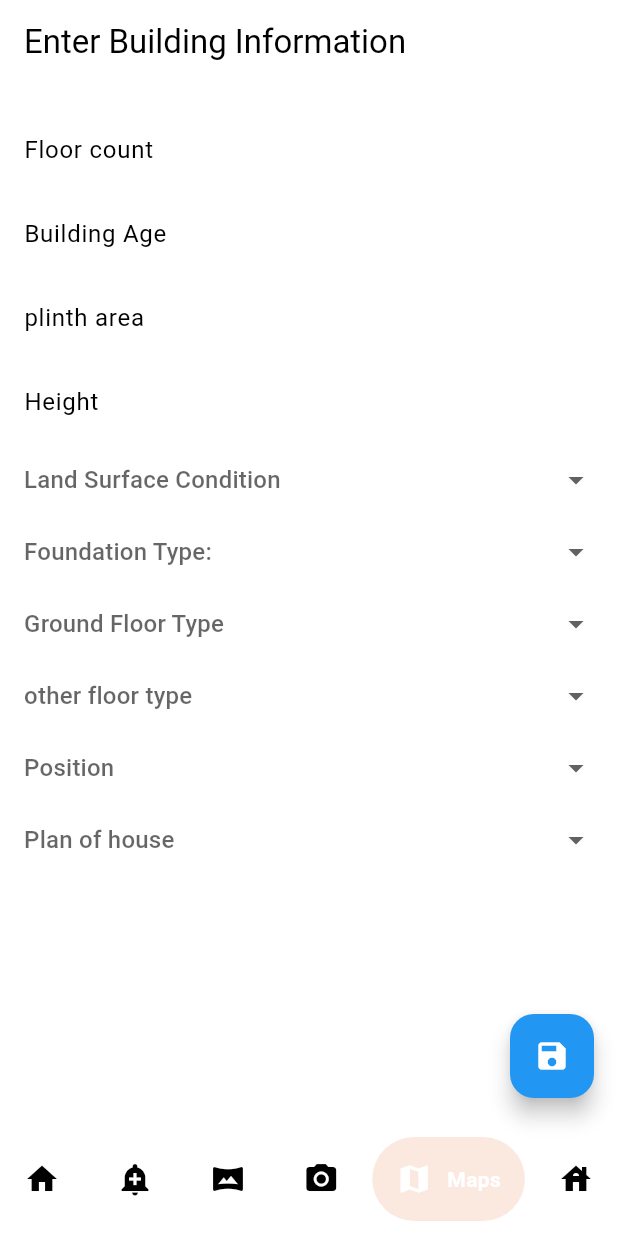
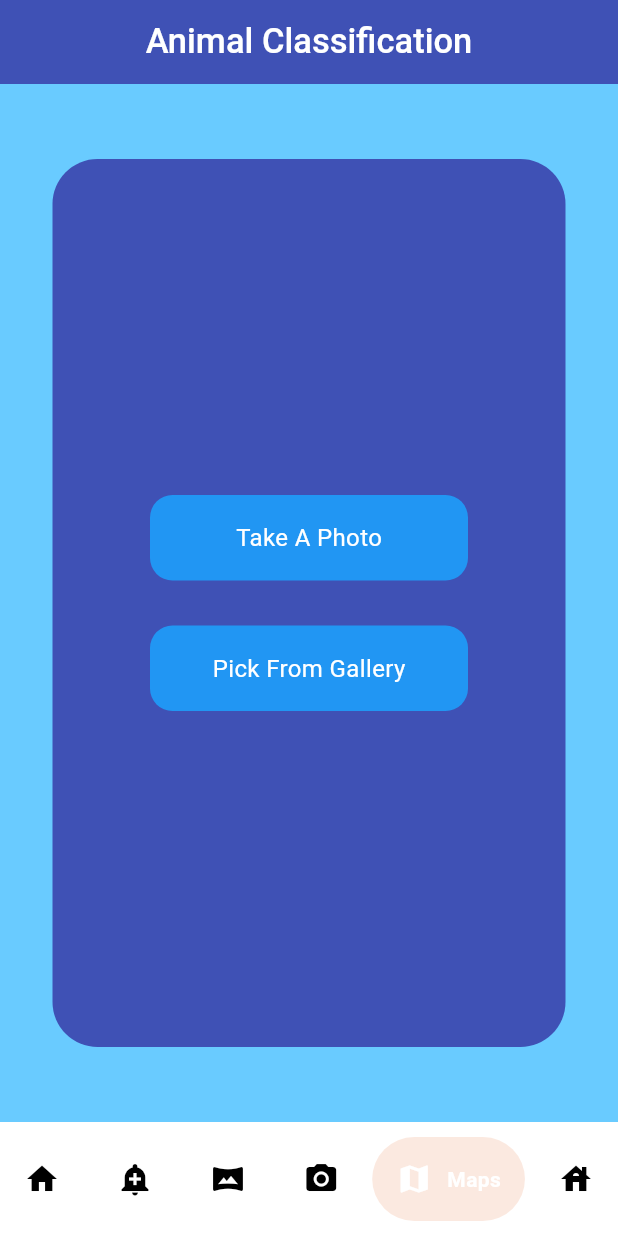
Before and after one commit to ahmetbarisdurak/google_solution_challenge, a Flutter app: the screen it shows once a user with an empty profile is signed in, item 5 of the bottom bar chosen, on a phone screen of 412 x 824 dp. Run offline on Flutter 3.47's test engine with Material 3 defaults, Android fonts, the phone set to English and light mode, and no system bars; drawn by our look-alikes of google_nav_bar; our stand-ins replace audioplayers, camera, cloud_firestore, easy_localization, firebase_auth, firebase_core and 9 more; missing offline and left inert: custom_info_window, google_maps_flutter_android, google_maps_flutter_platform_interface, google_maps_place_picker_mb, tflite_flutter, workmanager; accounts and stored records are empty.

Commit message:
Image classification has been added.

```diff
--- /dev/null
+++ b/assets/labels.txt
@@ -0,0 +1,2 @@
+0 cuzdan
+1 gutu
--- a/lib/navbar/navbar.dart
+++ b/lib/navbar/navbar.dart
@@ -4,6 +4,7 @@ import 'package:cloud_firestore/cloud_firestore.dart';
 import 'package:google_solution_challenge/controller/controller.dart';
 import 'package:google_solution_challenge/screens/home_screens/building_risk/building_risk.dart';
 import 'package:google_solution_challenge/screens/home_screens/earthquaker/home_page.dart';
+import 'package:google_solution_challenge/screens/home_screens/image_classification/image_classification.dart';
 import 'package:google_solution_challenge/screens/home_screens/maps/map_custom.dart';
 import 'package:google_solution_challenge/screens/home_screens//camera/CameraHome.dart';
 import 'package:google_solution_challenge/screens/profile/sos_rev.dart';
@@ -127,7 +128,7 @@ class _NavBarState extends State<NavBar> {
               //ObjectsOnPlanesWidget(), // AR page
               CameraHomePage(cameras!), // kamera buraya gelecek
               MapUIcustom(),
-              BuildingInfoForm(),
+              ImageClassification(),
             ],
           ),
           bottomNavigationBar: Container(
--- /dev/null
+++ b/lib/screens/home_screens/image_classification/image_classification.dart
@@ -0,0 +1,203 @@
+
+import 'package:flutter/material.dart';
+import 'dart:io';
+import 'dart:typed_data';
+import 'package:image/image.dart' as img;
+import 'package:tflite_flutter/tflite_flutter.dart' as tfl;
+import 'package:image_picker/image_picker.dart';
+import 'package:tflite/tflite.dart';
+import 'package:tflite_flutter/tflite_flutter.dart';
+
+
+class ImageClassification extends StatefulWidget {
+  const ImageClassification({super.key});
+  @override
+  State<ImageClassification> createState() => _ImageClassificationState();
+}
+
+class _ImageClassificationState extends State<ImageClassification> {
+  bool _loading = true;
+  late File _image;
+  late List _output;
+  final picker = ImagePicker(); //allows us to pick image from gallery or camera
+
+  @override
+  void initState() {
+    //initS is the first function that is executed by default when this class is called
+    super.initState();
+    loadModel().then((value) {
+      setState(() {});
+    });
+  }
+
+  @override
+  void dispose() {
+    //dis function disposes and clears our memory
+    super.dispose();
+    Tflite.close();
+  }
+
+  classifyImage(File image) async {
+    //this function runs the model on the image
+    var output = await Tflite.runModelOnImage(
+      path: image.path,
+      numResults:
+      5, //the amout of categories our neural network can predict (here no. of animals)
+      threshold: 0.5,
+      imageMean: 127.5,
+      imageStd: 127.5,
+    );
+    setState(() {
+      _output = output!;
+      _loading = false;
+    });
+  }
+
+  loadModel() async {
+    //this function loads our model
+    await Tflite.loadModel(
+      model: 'assets/model_unquant.tflite',
+      labels: 'assets/labels.txt',
+    );
+  }
+
+  pickImage() async {
+    //this function to grab the image from camera
+    var image = await picker.pickImage(source: ImageSource.camera);
+    if (image == null) return null;
+
+    setState(() {
+      _image = File(image.path);
+    });
+    classifyImage(_image);
+  }
+
+  pickGalleryImage() async {
+    //this function to grab the image from gallery
+    var image = await picker.pickImage(source: ImageSource.gallery);
+    if (image == null) return null;
+
+    setState(() {
+      _image = File(image.path);
+    });
+    classifyImage(_image);
+  }
+
+  @override
+  Widget build(BuildContext context) {
+    return Scaffold(
+      appBar: AppBar(
+        backgroundColor: Colors.indigo,
+        centerTitle: true,
+        title: Text(
+          'Animal Classification',
+          style: TextStyle(
+            color: Colors.white,
+            fontWeight: FontWeight.w500,
+            fontSize: 23,
+          ),
+        ),
+      ),
+      body: Container(
+        color: Color.fromRGBO(68, 190, 255, 0.8),
+        padding: EdgeInsets.symmetric(horizontal: 35, vertical: 50),
+        child: Container(
+          alignment: Alignment.center,
+          padding: EdgeInsets.all(30),
+          decoration: BoxDecoration(
+            color: Colors.indigo,
+            borderRadius: BorderRadius.circular(30),
+          ),
+          child: Column(
+            mainAxisAlignment: MainAxisAlignment.center,
+            children: [
+              Container(
+                child: Center(
+                  child: _loading == true
+                      ? null //show nothing if no picture selected
+                      : Container(
+                    child: Column(
+                      children: [
+                        Container(
+                          height: MediaQuery.of(context).size.width * 0.5,
+                          width: MediaQuery.of(context).size.width * 0.5,
+                          child: ClipRRect(
+                            borderRadius: BorderRadius.circular(30),
+                            child: Image.file(
+                              _image,
+                              fit: BoxFit.fill,
+                            ),
+                          ),
+                        ),
+                        Divider(
+                          height: 25,
+                          thickness: 1,
+                        ),
+                        // ignore: unnecessary_null_comparison
+                        _output != null
+                            ? Text(
+                          'The object is: ${_output[0]['label']}',
+                          style: TextStyle(
+                            color: Colors.white,
+                            fontSize: 18,
+                            fontWeight: FontWeight.w400,
+                          ),
+                        )
+                            : Container(),
+                        Divider(
+                          height: 25,
+                          thickness: 1,
+                        ),
+                      ],
+                    ),
+                  ),
+                ),
+              ),
+              Container(
+                child: Column(
+                  children: [
+                    GestureDetector(
+                      onTap: pickImage,
+                      child: Container(
+                        width: MediaQuery.of(context).size.width - 200,
+                        alignment: Alignment.center,
+                        padding:
+                        EdgeInsets.symmetric(horizontal: 24, vertical: 17),
+                        decoration: BoxDecoration(
+                          color: Colors.blue,
+                          borderRadius: BorderRadius.circular(15),
+                        ),
+                        child: Text(
+                          'Take A Photo',
+                          style: TextStyle(color: Colors.white, fontSize: 16),
+                        ),
+                      ),
+                    ),
+                    SizedBox(height: 30),
+                    GestureDetector(
+                      onTap: pickGalleryImage,
+                      child: Container(
+                        width: MediaQuery.of(context).size.width - 200,
+                        alignment: Alignment.center,
+                        padding:
+                        EdgeInsets.symmetric(horizontal: 24, vertical: 17),
+                        decoration: BoxDecoration(
+                          color: Colors.blue,
+                          borderRadius: BorderRadius.circular(15),
+                        ),
+                        child: Text(
+                          'Pick From Gallery',
+                          style: TextStyle(color: Colors.white, fontSize: 16),
+                        ),
+                      ),
+                    ),
+                  ],
+                ),
+              ),
+            ],
+          ),
+        ),
+      ),
+    );
+  }
+}
```
Also changed, not shown: 1 other file.
